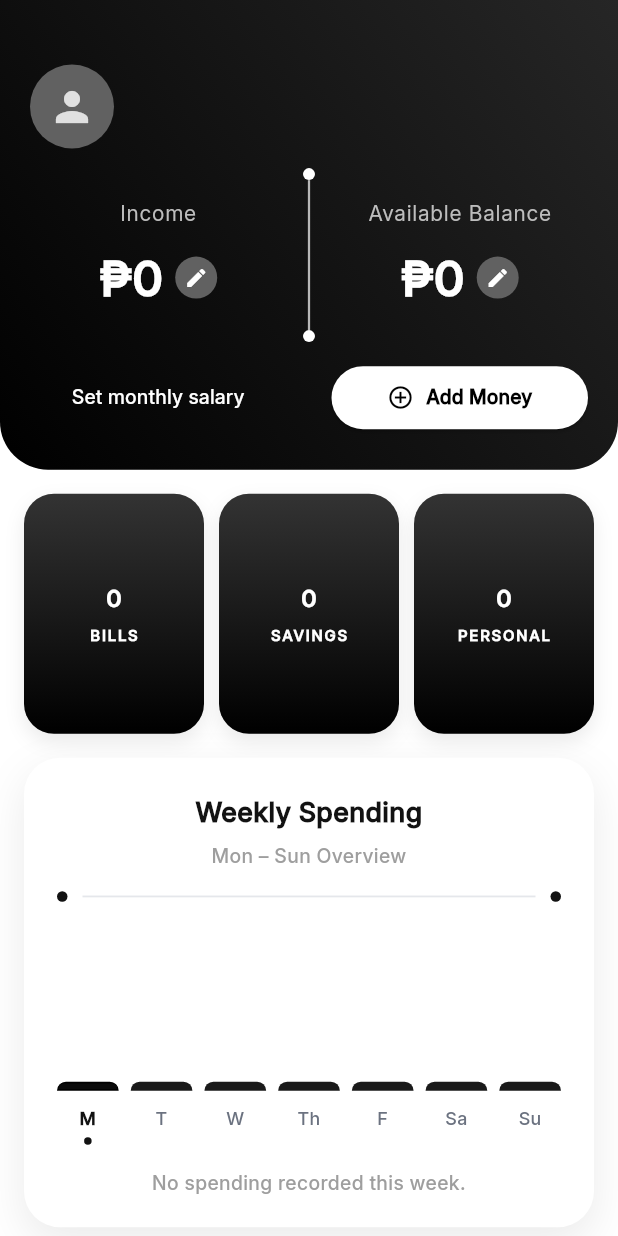
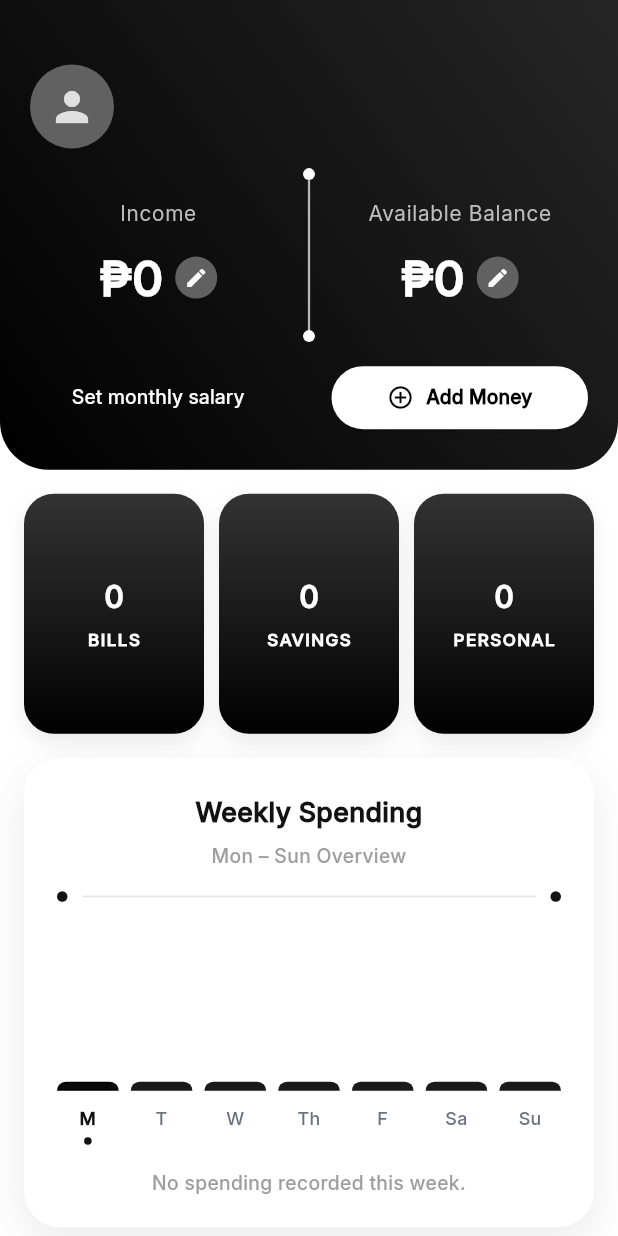
Before and after one commit to wbcjep0108/Journey-To-Balance, a Flutter app: the HomePage screen opened directly, on a phone screen of 412 x 824 dp. Run offline on Flutter 3.47's test engine with Material 3 defaults, Android fonts, the phone set to English and light mode, and no system bars; our stand-ins replace cloud_firestore, firebase_auth, firebase_core, flutter_secure_storage, google_sign_in, local_auth; missing offline and left inert: local_auth_android, local_auth_darwin; accounts and stored records are empty.

Commit message:
responsiveness fixed

```diff
--- a/lib/screens/home/home_page.dart
+++ b/lib/screens/home/home_page.dart
@@ -645,8 +645,11 @@ class _HomePageState extends State<HomePage> {
   @override
   Widget build(BuildContext context) {
     final budget = _budget ?? context.watch<BudgetProvider>();
-    final screenHeight = MediaQuery.of(context).size.height;
+    final media = MediaQuery.of(context);
+    final screenHeight = media.size.height;
     final headerHeight = screenHeight * 0.38;
+    // Floating bottom nav (~72) + gap (24) + home-indicator safe area + buffer.
+    final bottomScrollPadding = media.padding.bottom + 168;
     final user = FirebaseAuth.instance.currentUser;
 
     return Scaffold(
@@ -654,6 +657,7 @@ class _HomePageState extends State<HomePage> {
       body: AppRefreshIndicator(
         child: SingleChildScrollView(
           physics: const AlwaysScrollableScrollPhysics(),
+          padding: EdgeInsets.only(bottom: bottomScrollPadding),
           child: Column(
             children: [
               Container(
@@ -972,11 +976,9 @@ class _HomePageState extends State<HomePage> {
                 child: WeeklySpendingCard(),
               ),
               const Padding(
-                padding: EdgeInsets.fromLTRB(28, 8, 28, 8),
+                padding: EdgeInsets.fromLTRB(28, 16, 28, 8),
                 child: _QuickActionsRow(),
               ),
-              // Clear the floating bottom navigation bar.
-              const SizedBox(height: 120),
             ],
           ),
         ),
@@ -1173,18 +1175,10 @@ class _CategoryCardsRow extends StatelessWidget {
   final String savingsAmount;
   final String personalAmount;
 
-  static const _gap = 10.0;
   static const _gradient = [Color(0xFF333333), Color(0xFF000000)];
 
   @override
   Widget build(BuildContext context) {
-    final width = MediaQuery.sizeOf(context).width;
-    final shortest = MediaQuery.sizeOf(context).shortestSide;
-    // Keep a fixed comfortable card height across screen sizes.
-    final cardHeight = 160.0;
-    final amountFontSize = (shortest * 0.028).clamp(16.0, 20.0);
-    final labelFontSize = (shortest * 0.016).clamp(10.0, 12.0);
-
     final cards = [
       (amount: billsAmount, label: 'BILLS'),
       (amount: savingsAmount, label: 'SAVINGS'),
@@ -1194,46 +1188,33 @@ class _CategoryCardsRow extends StatelessWidget {
     return LayoutBuilder(
       builder: (context, constraints) {
         final available = constraints.maxWidth;
-        final equalWidth = (available - _gap * 2) / 3;
-        // On narrow screens, keep a readable min width and allow horizontal scroll.
-        final minCardWidth = width < 360 ? 112.0 : 120.0;
-        final cardWidth = equalWidth < minCardWidth ? minCardWidth : equalWidth;
-        final needsScroll = cardWidth * 3 + _gap * 2 > available + 0.5;
+        // Keep all 3 cards on one row; tighten gaps on narrow phones.
+        final gap = available < 340 ? 6.0 : (available < 380 ? 8.0 : 10.0);
+        final cardWidth = (available - gap * 2) / 3;
+        final cardHeight = (cardWidth * 1.45).clamp(120.0, 160.0);
+        final horizontalPad = (cardWidth * 0.08).clamp(4.0, 10.0);
+        final amountFontSize = (cardWidth * 0.18).clamp(12.0, 20.0);
+        final labelFontSize = (cardWidth * 0.095).clamp(8.5, 12.0);
+        final letterSpacing = available < 360 ? 0.4 : 1.0;
 
-        Widget buildCard(({String amount, String label}) item, {double? width}) {
-          final card = _BuildGridCard(
-            amount: item.amount,
-            label: item.label,
-            height: cardHeight,
-            amountFontSize: amountFontSize,
-            labelFontSize: labelFontSize,
-            gradientColors: _gradient,
-          );
-          if (width == null) return card;
-          return SizedBox(width: width, child: card);
-        }
-
-        if (!needsScroll) {
         return Row(
           children: [
             for (var i = 0; i < cards.length; i++) ...[
-                if (i > 0) const SizedBox(width: _gap),
-                Expanded(child: buildCard(cards[i])),
+              if (i > 0) SizedBox(width: gap),
+              Expanded(
+                child: _BuildGridCard(
+                  amount: cards[i].amount,
+                  label: cards[i].label,
+                  height: cardHeight,
+                  horizontalPadding: horizontalPad,
+                  amountFontSize: amountFontSize,
+                  labelFontSize: labelFontSize,
+                  letterSpacing: letterSpacing,
+                  gradientColors: _gradient,
+                ),
+              ),
             ],
           ],
-          );
-        }
-
-        return SizedBox(
-          height: cardHeight,
-          child: ListView.separated(
-            scrollDirection: Axis.horizontal,
-            physics: const BouncingScrollPhysics(),
-            itemCount: cards.length,
-            separatorBuilder: (_, _) => const SizedBox(width: _gap),
-            itemBuilder: (context, index) =>
-                buildCard(cards[index], width: cardWidth),
-          ),
         );
       },
     );
@@ -1244,16 +1225,20 @@ class _BuildGridCard extends StatelessWidget {
   final String amount;
   final String label;
   final double height;
+  final double horizontalPadding;
   final double amountFontSize;
   final double labelFontSize;
+  final double letterSpacing;
   final List<Color> gradientColors;
 
   const _BuildGridCard({
     required this.amount,
     required this.label,
     required this.height,
+    required this.horizontalPadding,
     required this.amountFontSize,
     required this.labelFontSize,
+    required this.letterSpacing,
     required this.gradientColors,
   });
 
@@ -1261,7 +1246,11 @@ class _BuildGridCard extends StatelessWidget {
   Widget build(BuildContext context) {
     return Container(
       height: height,
-      padding: const EdgeInsets.symmetric(horizontal: 10, vertical: 12),
+      width: double.infinity,
+      padding: EdgeInsets.symmetric(
+        horizontal: horizontalPadding,
+        vertical: 12,
+      ),
       decoration: BoxDecoration(
         gradient: LinearGradient(
           begin: Alignment.topCenter,
@@ -1277,15 +1266,17 @@ class _BuildGridCard extends StatelessWidget {
           ),
         ],
       ),
-      child: Center(
       child: Column(
         mainAxisAlignment: MainAxisAlignment.center,
         children: [
-            FittedBox(
+          SizedBox(
+            width: double.infinity,
+            child: FittedBox(
               fit: BoxFit.scaleDown,
               child: Text(
                 amount,
                 maxLines: 1,
+                softWrap: false,
                 style: TextStyle(
                   fontSize: amountFontSize,
                   fontWeight: FontWeight.bold,
@@ -1293,19 +1284,27 @@ class _BuildGridCard extends StatelessWidget {
                 ),
               ),
             ),
+          ),
           const SizedBox(height: 6),
-            Text(
+          SizedBox(
+            width: double.infinity,
+            child: FittedBox(
+              fit: BoxFit.scaleDown,
+              child: Text(
                 label,
+                maxLines: 1,
+                softWrap: false,
                 style: TextStyle(
                   fontSize: labelFontSize,
                   fontWeight: FontWeight.w700,
                   color: Colors.white,
-                letterSpacing: 1.2,
+                  letterSpacing: letterSpacing,
+                ),
+              ),
             ),
           ),
         ],
       ),
-      ),
     );
   }
 }
```
Lines whose indentation alone changed are shown as unchanged.
